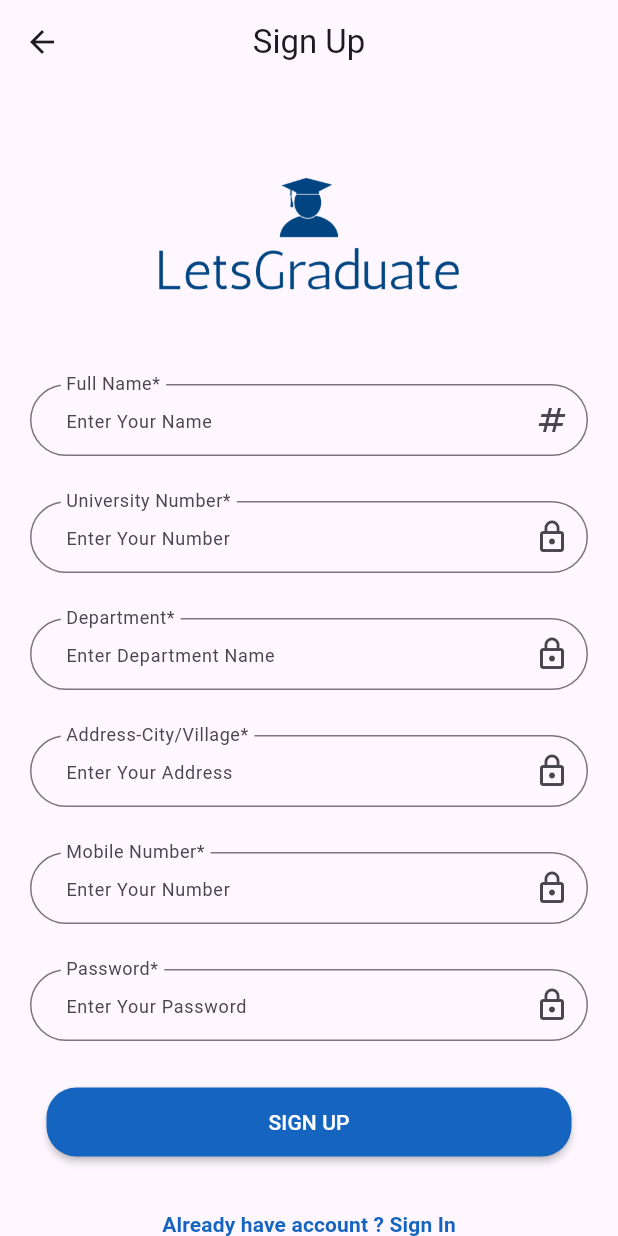
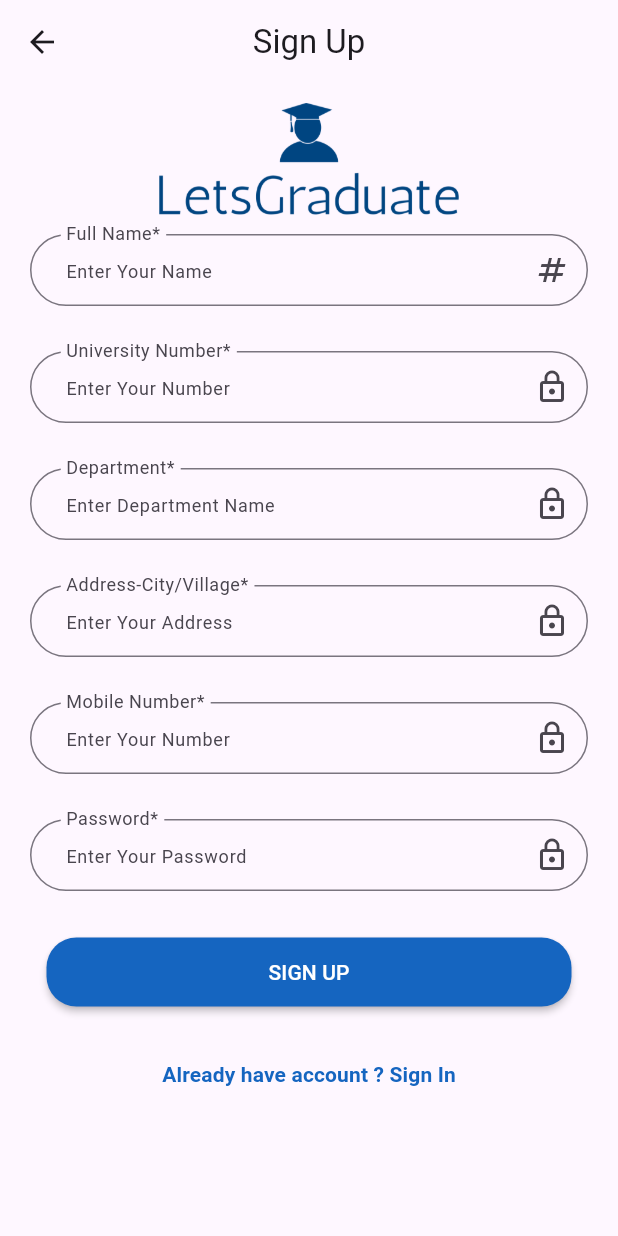
Before and after one commit to Omar-Qaneer/LetsGraduate_Mobile, a Flutter app: the SignUp screen opened by its route, on a phone screen of 412 x 824 dp. Run offline on Flutter 3.47's test engine with Material 3 defaults, Android fonts, the phone set to English and light mode, and no system bars; our stand-ins replace get, shared_preferences; accounts and stored records are empty.

Commit message:
Make height of logo dynamic

```diff
--- a/lib/view/screen/auth/login.dart
+++ b/lib/view/screen/auth/login.dart
@@ -26,7 +26,9 @@ class Login extends StatelessWidget {
               mainAxisAlignment: MainAxisAlignment.center,
               children: [
                 //logo_image
-                const CustomLogoAuth(),
+                const CustomLogoAuth(
+                  height: 200,
+                ),
 
                 //registressionNumber_field
                 const CustomTextFormAuth(
--- a/lib/view/screen/auth/signup.dart
+++ b/lib/view/screen/auth/signup.dart
@@ -22,7 +22,9 @@ class SignUp extends StatelessWidget {
               mainAxisAlignment: MainAxisAlignment.center,
               children: [
                 //logo_image
-                const CustomLogoAuth(),
+                const CustomLogoAuth(
+                  height: 100,
+                ),
 
                 //StudentName_field
                 const CustomTextFormAuth(
--- a/lib/view/widget/auth/customlogoauth.dart
+++ b/lib/view/widget/auth/customlogoauth.dart
@@ -2,13 +2,14 @@ import 'package:flutter/material.dart';
 import 'package:flutter_application_1/core/constant/imageasset.dart';
 
 class CustomLogoAuth extends StatelessWidget {
-  const CustomLogoAuth({super.key});
+  final double height;
+  const CustomLogoAuth({super.key, required this.height});
 
   @override
   Widget build(BuildContext context) {
     return SizedBox(
       width: 200,
-      height: 200,
+      height: height,
       child: Image.asset(
         AppImageAsset.logoImage,
       ),
```
